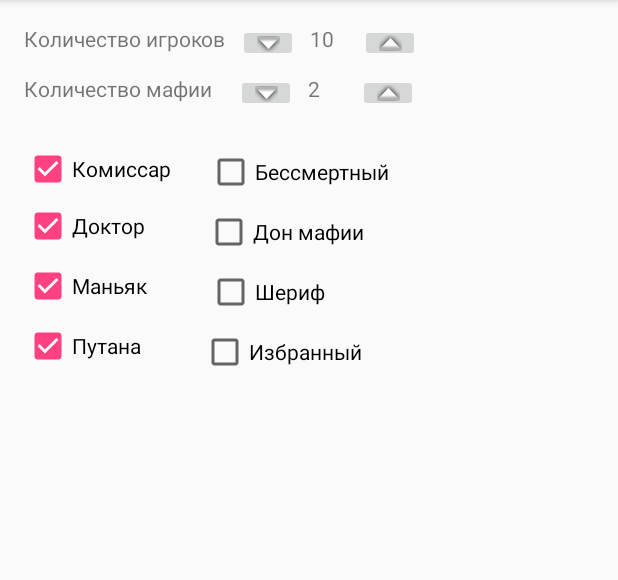
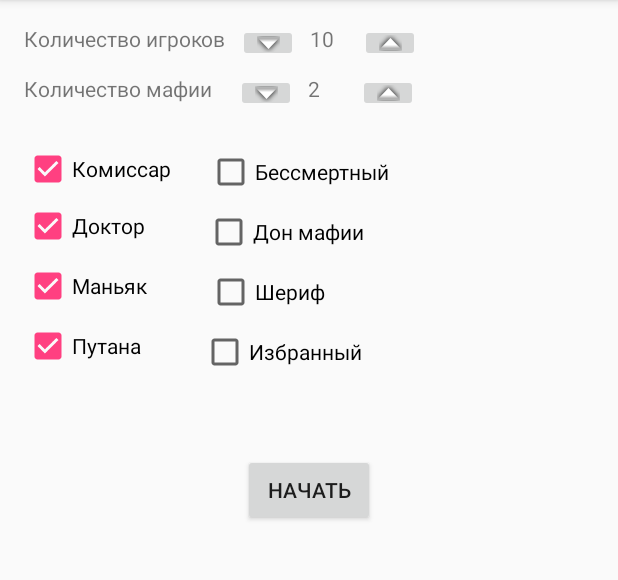
Before and after one commit to vitaliyKashuba/MafiaMaster, an Android app: the screen it shows after launch (MainActivity), on a phone screen of 412 x 824 dp, the part 84-664 px from its top. Run offline under Robolectric (Android 15) with nearby library versions, the phone set to English and light mode, and no system bars.

Commit message:
add start button suggest finish with interface

```diff
--- a/app/src/main/java/vitaliy94/mafiamaster/MainActivity.java
+++ b/app/src/main/java/vitaliy94/mafiamaster/MainActivity.java
@@ -46,4 +46,8 @@ public class MainActivity extends AppCompatActivity
         tvMafiaCount.setText(String.valueOf(mafiaCount));
     }
 
+    public void onStartClick(View view)
+    {
+
+    }
 }
--- a/app/src/main/res/layout/activity_main.xml
+++ b/app/src/main/res/layout/activity_main.xml
@@ -107,10 +107,10 @@
         android:layout_width="wrap_content"
         android:layout_height="wrap_content"
         android:id="@+id/checkBoxSheriff"
-        app:layout_constraintTop_toBottomOf="@+id/checkBoxDon"
+        android:layout_marginStart="40dp"
+        app:layout_constraintLeft_toRightOf="@+id/checkBoxManiac"
         android:layout_marginTop="8dp"
-        android:layout_marginStart="40dp"
-        app:layout_constraintLeft_toRightOf="@+id/checkBoxManiac" />
+        app:layout_constraintTop_toBottomOf="@+id/checkBoxDon" />
 
     <CheckBox
         android:text="Доктор"
@@ -147,8 +147,8 @@
         android:layout_width="wrap_content"
         android:layout_height="wrap_content"
         android:id="@+id/checkBoxDon"
+        android:layout_marginTop="8dp"
         app:layout_constraintTop_toBottomOf="@+id/checkBoxImmortal"
-        android:layout_marginTop="8dp"
         android:layout_marginStart="40dp"
         app:layout_constraintLeft_toRightOf="@+id/checkBoxDoctor" />
 
@@ -157,20 +157,42 @@
         android:layout_width="wrap_content"
         android:layout_height="wrap_content"
         android:id="@+id/checkBoxImmortal"
+        android:layout_marginTop="24dp"
+        app:layout_constraintTop_toBottomOf="@+id/mafiaCount"
         android:layout_marginStart="24dp"
-        app:layout_constraintLeft_toRightOf="@+id/checkBoxComissar"
-        android:layout_marginTop="24dp"
-        app:layout_constraintTop_toBottomOf="@+id/mafiaCount" />
+        app:layout_constraintLeft_toRightOf="@+id/checkBoxComissar" />
 
     <CheckBox
         android:text="Избранный"
         android:layout_width="wrap_content"
         android:layout_height="wrap_content"
         android:id="@+id/checkBoxChosenOne"
-        app:layout_constraintTop_toBottomOf="@+id/checkBoxSheriff"
+        android:layout_marginStart="40dp"
+        app:layout_constraintLeft_toRightOf="@+id/checkBoxWhore"
         android:layout_marginTop="8dp"
-        android:layout_marginStart="40dp"
-        app:layout_constraintLeft_toRightOf="@+id/checkBoxWhore" />
+        app:layout_constraintTop_toBottomOf="@+id/checkBoxSheriff" />
+
+    <Button
+        android:text="Начать"
+        android:onClick="onStartClick"
+        android:layout_width="wrap_content"
+        android:layout_height="wrap_content"
+        android:id="@+id/buttonstart"
+        android:layout_marginEnd="16dp"
+        app:layout_constraintRight_toRightOf="parent"
+        android:layout_marginStart="16dp"
+        app:layout_constraintLeft_toLeftOf="parent"
+        android:layout_marginTop="56dp"
+        app:layout_constraintTop_toBottomOf="@+id/checkBoxWhore" />
+
+    <android.support.constraint.Guideline
+        android:layout_width="wrap_content"
+        android:layout_height="wrap_content"
+        android:id="@+id/guideline3"
+        app:layout_constraintGuide_begin="20dp"
+        android:orientation="horizontal"
+        tools:layout_editor_absoluteY="20dp"
+        tools:layout_editor_absoluteX="0dp" />
 
 
 </android.support.constraint.ConstraintLayout>
```
